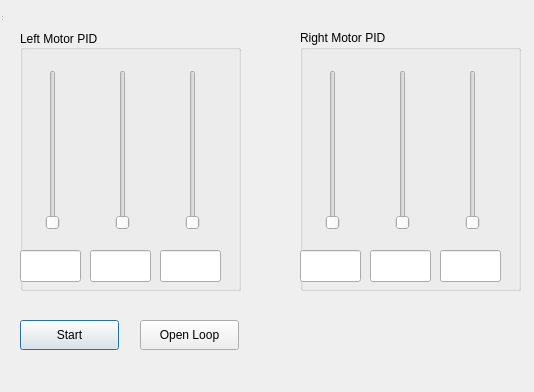
Old version of the form controlsdialog.ui in the repository salvato/Buggy.
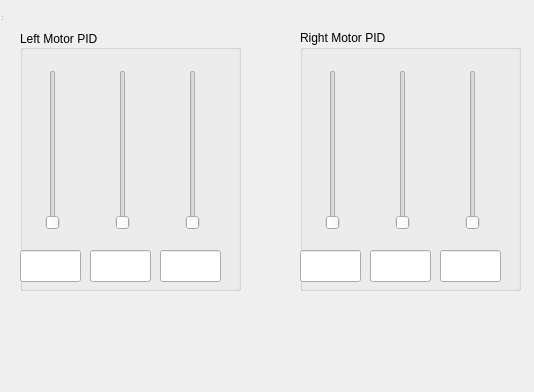
New version of the form.

Patch:
```diff
--- a/controlsdialog.ui
+++ b/controlsdialog.ui
@@ -13,20 +13,15 @@
   <property name="windowTitle">
    <string>Controls Dialog</string>
   </property>
-  <widget class="QWidget" name="centralWidget">
-   <widget class="QPushButton" name="buttonStart">
+  <widget class="QWidget" name="centralWidget" native="true">
     <property name="geometry">
      <rect>
-      <x>20</x>
-      <y>320</y>
-      <width>99</width>
-      <height>30</height>
-     </rect>
-    </property>
-    <property name="text">
-     <string>Start</string>
-    </property>
-   </widget>
+     <x>0</x>
+     <y>0</y>
+     <width>541</width>
+     <height>380</height>
+    </rect>
+   </property>
    <widget class="QGroupBox" name="LeftMotorPID">
     <property name="geometry">
      <rect>
@@ -230,25 +225,17 @@
      </property>
     </widget>
    </widget>
-   <widget class="QPushButton" name="buttonOpenLoop">
+  </widget>
+  <widget class="QStatusBar" name="statusBar">
     <property name="geometry">
      <rect>
-      <x>140</x>
-      <y>320</y>
-      <width>99</width>
-      <height>30</height>
-     </rect>
-    </property>
-    <property name="text">
-     <string>Open Loop</string>
-    </property>
-   </widget>
-   <zorder>LeftMotorPID</zorder>
-   <zorder>buttonStart</zorder>
-   <zorder>RightMotor</zorder>
-   <zorder>buttonOpenLoop</zorder>
-  </widget>
-  <widget class="QStatusBar" name="statusBar"/>
+     <x>0</x>
+     <y>0</y>
+     <width>3</width>
+     <height>22</height>
+    </rect>
+   </property>
+  </widget>
  </widget>
  <layoutdefault spacing="6" margin="11"/>
  <resources/>
```
Lines whose indentation alone changed are shown as unchanged.
